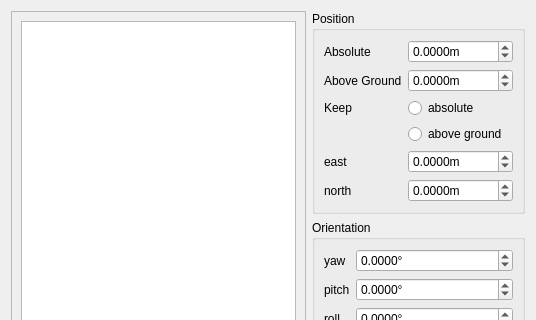
Above: src/gui/widgets/GraphicalNavigation/graphicalnavigationwidget.ui from phresnel/picogen before the change; both pictures show x 0 to 536 and y 0 to 320 of the 536 by 493 pixel window. Below: the same form after it.
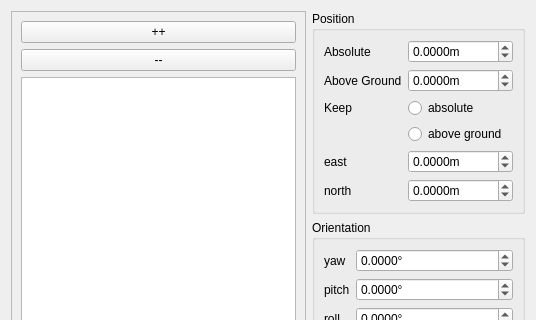
That is the form after the change. Custom widgets are drawn as their Qt base class.

Commit message: implement GraphicalNavigation's heightmap rendering in derived GraphicsView

```diff
--- a/src/gui/widgets/GraphicalNavigation/graphicalnavigationwidget.ui
+++ b/src/gui/widgets/GraphicalNavigation/graphicalnavigationwidget.ui
@@ -30,7 +30,21 @@
       </property>
       <layout class="QVBoxLayout" name="verticalLayout">
        <item>
-        <widget class="QGraphicsView" name="graphicsView">
+        <widget class="QPushButton" name="zoomIn">
+         <property name="text">
+          <string>++</string>
+         </property>
+        </widget>
+       </item>
+       <item>
+        <widget class="QPushButton" name="zoomOut">
+         <property name="text">
+          <string>--</string>
+         </property>
+        </widget>
+       </item>
+       <item>
+        <widget class="NavigationGraphicsView" name="graphicsView">
          <property name="verticalScrollBarPolicy">
           <enum>Qt::ScrollBarAlwaysOff</enum>
          </property>
@@ -297,6 +311,11 @@
    <header>pitchwidget.hh</header>
    <container>1</container>
   </customwidget>
+  <customwidget>
+   <class>NavigationGraphicsView</class>
+   <extends>QGraphicsView</extends>
+   <header>navigationgraphicsview.hh</header>
+  </customwidget>
  </customwidgets>
  <resources/>
  <connections/>
```
The commit also changes 6 other files.
